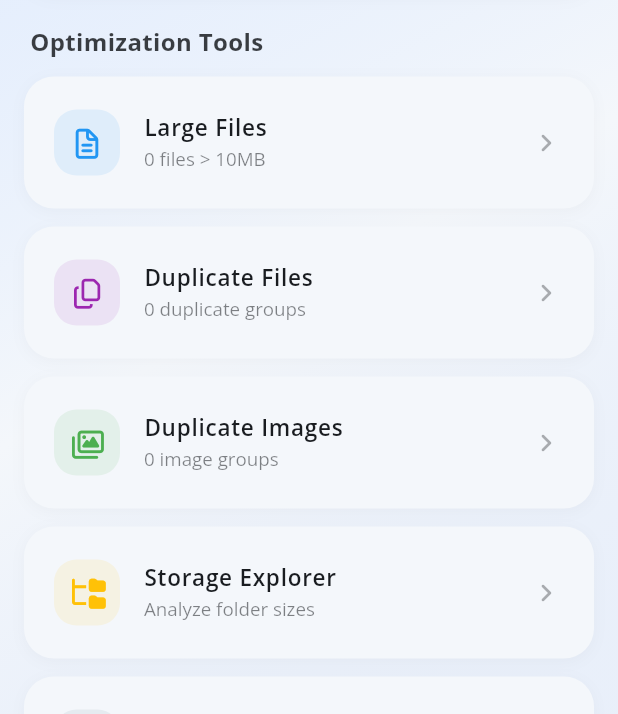
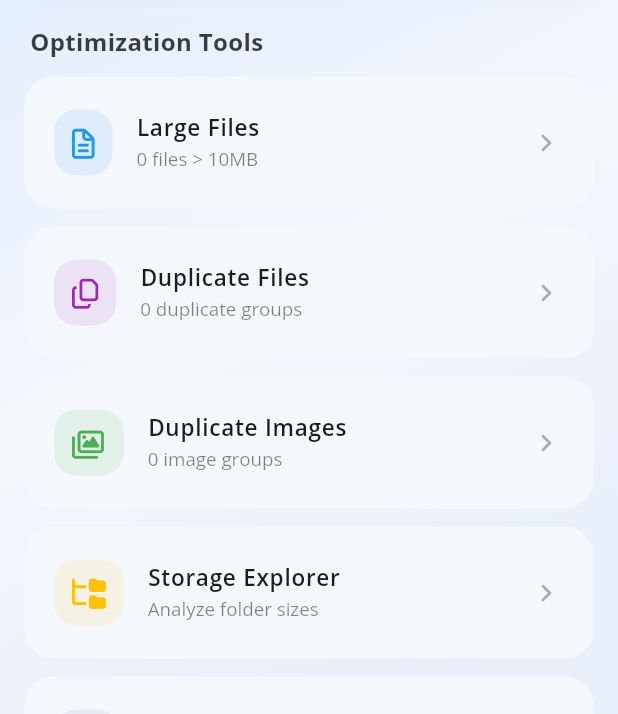
Before and after one commit to kabirhossainbd/toolmate, a Flutter app: the StorageAnalyzerScreen screen opened by its route, on a phone screen of 412 x 824 dp. Shown: the part 378-1092 px from the top of the screen. Run offline on Flutter 3.47's test engine with Material 3 defaults, Android fonts, the phone set to English and light mode, and no system bars; our stand-ins replace battery_plus, chewie, connectivity_plus, dio, flutter_animate, flutter_local_notifications and 9 more; missing offline and left inert: flutter_background_service, gallery_saver_plus, installed_apps, mobile_scanner, network_info_plus, photo_manager and 4 more; accounts and stored records are empty.

Commit message:
fist release

```diff
--- a/lib/core/features/feature_item.dart
+++ b/lib/core/features/feature_item.dart
@@ -1,11 +1,12 @@
 import 'package:flutter/material.dart';
+import 'package:font_awesome_flutter/font_awesome_flutter.dart';
 
 /// Immutable catalog entry describing a home / tools feature tile.
 class FeatureItem {
   final String id;
   final String title;
   final String subtitle;
-  final IconData icon;
+  final FaIconData icon;
   final Color color;
   final String route;
   final String category; // Tools | Media | Storage | System
--- a/lib/core/theme.dart
+++ b/lib/core/theme.dart
@@ -1,4 +1,5 @@
 import 'package:flutter/material.dart';
+import 'package:flutter/cupertino.dart';
 import 'style.dart';
 import 'app_ui.dart';
 
--- a/lib/core/widgets/empty_state.dart
+++ b/lib/core/widgets/empty_state.dart
@@ -11,7 +11,7 @@ class EmptyState extends StatelessWidget {
     this.iconSize = 48,
   });
 
-  final IconData icon;
+  final FaIconData icon;
   final String message;
   final Widget? action;
   final double iconSize;
--- a/lib/features/storage_analyzer/storage_analyzer_screen.dart
+++ b/lib/features/storage_analyzer/storage_analyzer_screen.dart
@@ -387,24 +387,16 @@ class StorageAnalyzerScreen extends GetView<StorageAnalyzerController> {
 
   Widget _buildToolTile(
     BuildContext context, {
-    required IconData icon,
+    required FaIconData icon,
     required Color color,
     required String title,
     required Widget subtitle,
     required VoidCallback onTap,
   }) {
-    return Container(
-      decoration: BoxDecoration(
-        color: Theme.of(context).cardColor,
-        borderRadius: BorderRadius.circular(20),
-        boxShadow: [
-          BoxShadow(
-            color: Colors.black.withValues(alpha: 0.03),
-            blurRadius: 8,
-            offset: const Offset(0, 2),
-          ),
-        ],
-      ),
+    return Material(
+      color: Theme.of(context).cardColor,
+      borderRadius: BorderRadius.circular(20),
+      clipBehavior: Clip.antiAlias,
       child: ListTile(
         contentPadding: const EdgeInsets.symmetric(horizontal: 20, vertical: 8),
         leading: Container(
@@ -413,7 +405,7 @@ class StorageAnalyzerScreen extends GetView<StorageAnalyzerController> {
             color: color.withValues(alpha: 0.1),
             borderRadius: BorderRadius.circular(15),
           ),
-          child: Icon(icon, color: color, size: 20),
+          child: FaIcon(icon, color: color, size: 20),
         ),
         title: Text(title, style: openSansSemiBold.copyWith(fontSize: 15)),
         subtitle: DefaultTextStyle(
--- a/lib/features/storage_analyzer/storage_explorer_screen.dart
+++ b/lib/features/storage_analyzer/storage_explorer_screen.dart
@@ -50,10 +50,6 @@ class _StorageExplorerScreenState extends State<StorageExplorerScreen> {
       message: 'To analyze folders, we need permission to scan your storage.',
     );
     if (!mounted) return;
-    if (!ok) {
-      Get.back();
-      return;
-    }
     _load(_path);
   }
 
--- a/pubspec.yaml
+++ b/pubspec.yaml
@@ -3,7 +3,7 @@ description: "Toolmate — utilities for storage, notifications, media, and ever
 publish_to: 'none'
 
 # versionName+versionCode (Play requires versionCode to increase on every upload)
-version: 1.0.0+1
+version: 1.0.0+4
 
 environment:
   sdk: ^3.10.7
@@ -36,7 +36,7 @@ dependencies:
   youtube_explode_dart: ^3.0.5
   share_plus: ^12.0.1
   image_picker: ^1.1.2
-  font_awesome_flutter: ^10.12.0
+  font_awesome_flutter: ^11.0.0
   flutter_animate: ^4.5.2
   installed_apps: ^2.1.1
   video_player: ^2.8.2
```
Also changed, not shown: lib/features/storage_analyzer/duplicate_files_screen.dart (+5 -8 lines), lib/features/storage_analyzer/duplicate_images_screen.dart (+5 -8 lines), lib/features/storage_analyzer/large_files_screen.dart (+5 -8 lines), lib/features/storage_analyzer/storage_tool_gate.dart (+42 -7 lines), pubspec.lock, 4 other files.
